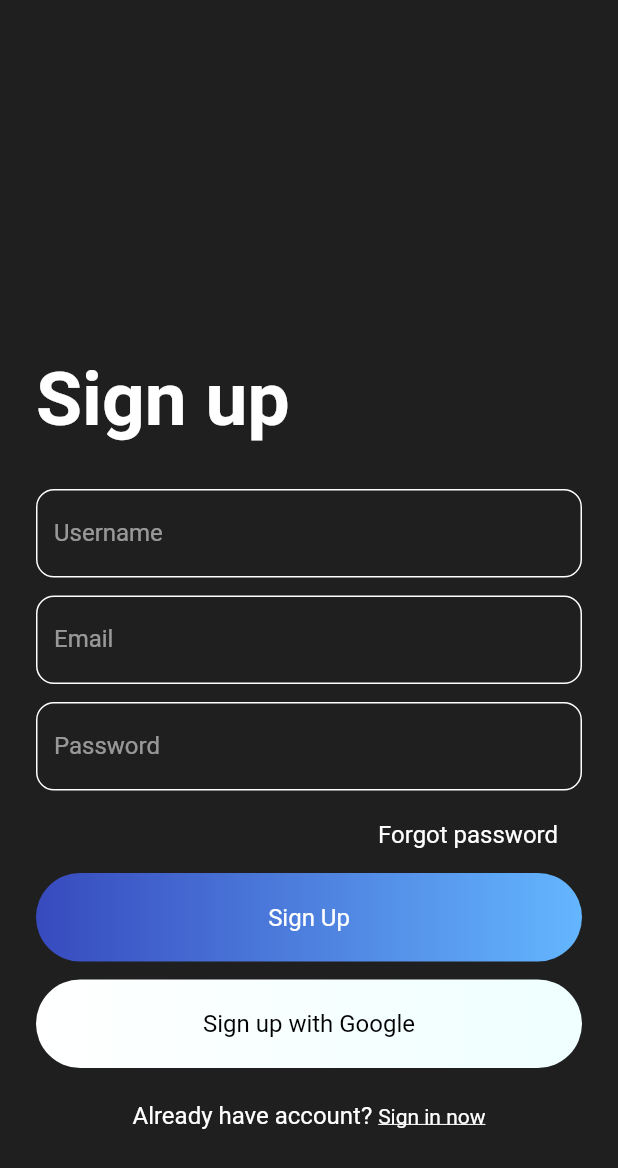
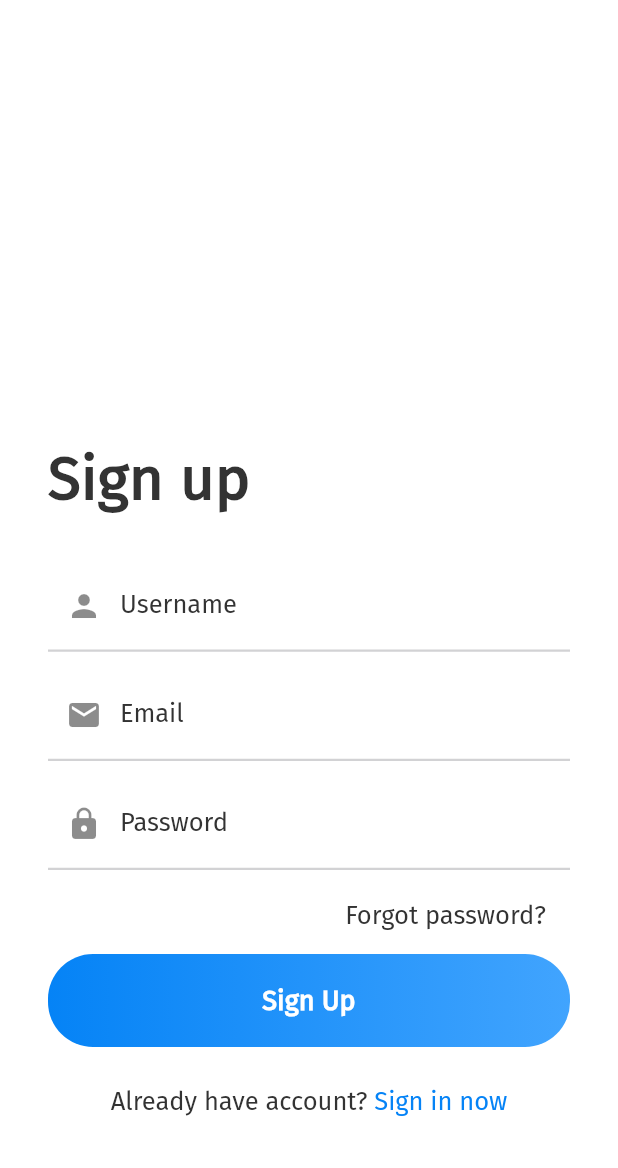
Before and after one commit to hemidvsmusayev/Chatify-firebase, a Flutter app: the screen it shows after launch, after a tap on "Sign in", after a tap on "Register now", on a phone screen of 412 x 824 dp. Shown: the top 1168 px of the screen. Run offline on Flutter 3.47's test engine with Material 2 defaults, Android fonts, the phone set to English and light mode, and no system bars; our stand-ins replace cloud_firestore, firebase_auth, shared_preferences; accounts and stored records are empty; project files that could hold a hidden picture were left out.

Commit message:
completed sign in sign up

```diff
--- a/lib/main.dart
+++ b/lib/main.dart
@@ -1,6 +1,7 @@
 import 'package:chat_app/helper/authenticate.dart';
 import 'package:chat_app/helper/helper_functions.dart';
 import 'package:chat_app/screens/chat_room.dart';
+import 'package:chat_app/shared/app_colors.dart';
 import 'package:flutter/material.dart';
 
 void main() {
@@ -34,8 +35,9 @@ class _MyAppState extends State<MyApp> {
     return MaterialApp(
       debugShowCheckedModeBanner: false,
       theme: ThemeData(
-        primaryColor: Color(0xff145c9e),
-        scaffoldBackgroundColor: Color(0xff1f1f1f),
+        primaryColor: AppColors.kScaffoldBackgroundColor,
+        fontFamily: "FiraSans",
+        scaffoldBackgroundColor: AppColors.kScaffoldBackgroundColor,
         primarySwatch: Colors.blue,
         visualDensity: VisualDensity.adaptivePlatformDensity,
       ),
--- a/lib/screens/chat_room.dart
+++ b/lib/screens/chat_room.dart
@@ -4,7 +4,9 @@ import 'package:chat_app/helper/helper_functions.dart';
 import 'package:chat_app/screens/search.dart';
 import 'package:chat_app/services/authentication.dart';
 import 'package:chat_app/services/database.dart';
+import 'package:chat_app/shared/app_colors.dart';
 import 'package:chat_app/widgets/chats_tile.dart';
+import 'package:chat_app/widgets/text_style.dart';
 import 'package:flutter/material.dart';
 
 class ChatRoom extends StatefulWidget {
@@ -28,7 +30,7 @@ class _ChatRoomState extends State<ChatRoom> {
   Widget build(BuildContext context) {
     return Scaffold(
       appBar: AppBar(
-        title: Text("Chatify"),
+        title: Text("Chatify", style: TextStyle(fontSize: 28)),
         actions: <Widget>[
           GestureDetector(
             onTap: () {
@@ -39,7 +41,8 @@ class _ChatRoomState extends State<ChatRoom> {
             },
             child: Container(
               padding: EdgeInsets.symmetric(horizontal: 16),
-              child: Icon(Icons.exit_to_app),
+              child: Icon(Icons.exit_to_app,
+                  color: AppColors.inputLineEnabledColor),
             ),
           )
         ],
--- a/lib/screens/search.dart
+++ b/lib/screens/search.dart
@@ -37,7 +37,8 @@ class _SearchScreenState extends State<SearchScreen> {
                   Expanded(
                       child: TextField(
                     controller: searchTxt,
-                    decoration: buildInputDecoration("Search users..."),
+                    decoration: buildInputDecoration(
+                        "Search users...", Icon(Icons.add)),
                   )),
                   GestureDetector(
                       onTap: initiateSearch,
--- a/lib/screens/sign_in.dart
+++ b/lib/screens/sign_in.dart
@@ -35,8 +35,8 @@ class _SignInState extends State<SignIn> {
           ? buildIndicator()
           : SingleChildScrollView(
               child: Container(
-                height: MediaQuery.of(context).size.height - 40,
-                padding: EdgeInsets.all(24),
+                height: MediaQuery.of(context).size.height - 60,
+                padding: EdgeInsets.symmetric(vertical: 12, horizontal: 32),
                 child: Column(
                   mainAxisAlignment: MainAxisAlignment.end,
                   children: <Widget>[
@@ -48,9 +48,9 @@ class _SignInState extends State<SignIn> {
                     SizedBox(height: 12),
                     Container(
                       padding:
-                          EdgeInsets.symmetric(horizontal: 16, vertical: 8),
+                      EdgeInsets.symmetric(horizontal: 16, vertical: 8),
                       alignment: Alignment.centerRight,
-                      child: Text("Forgot password", style: simpleTextStyle()),
+                      child: Text("Forgot password?", style: simpleTextStyle()),
                     ),
                     SizedBox(height: 8),
                     GestureDetector(
@@ -59,13 +59,7 @@ class _SignInState extends State<SignIn> {
                       },
                       child: buildGradientBtn(context, "Sign in"),
                     ),
-                    SizedBox(height: 12),
-                    GestureDetector(
-                      onTap: () {},
-                      child:
-                          buildWhiteGradientBtn(context, "Sign in with Google"),
-                    ),
-                    SizedBox(height: 16),
+                    SizedBox(height: 18),
                     buildBottomText()
                   ],
           ),
@@ -89,7 +83,7 @@ class _SignInState extends State<SignIn> {
               },
               controller: txtEmail,
               style: simpleTextStyle(),
-              decoration: buildInputDecoration("Email")),
+              decoration: buildInputDecoration("Email", Icon(Icons.email))),
           SizedBox(height: 12),
           TextFormField(
               obscureText: true,
@@ -98,7 +92,7 @@ class _SignInState extends State<SignIn> {
               },
               controller: txtPassword,
               style: simpleTextStyle(),
-              decoration: buildInputDecoration("Password")),
+              decoration: buildInputDecoration("Password", Icon(Icons.lock))),
         ],
       ),
     );
@@ -148,9 +142,7 @@ class _SignInState extends State<SignIn> {
             padding: EdgeInsets.symmetric(vertical: 8),
             child: Text(
               "Register now",
-              style: TextStyle(
-                  decoration: TextDecoration.underline,
-                  color: Colors.white),
+                style: blueTextStyle()
             ),
           ),
         )
--- a/lib/screens/sign_up.dart
+++ b/lib/screens/sign_up.dart
@@ -35,8 +35,8 @@ class _SignUpState extends State<SignUp> {
           ? buildIndicator()
           : SingleChildScrollView(
               child: Container(
-                height: MediaQuery.of(context).size.height - 40,
-                padding: EdgeInsets.all(24),
+                height: MediaQuery.of(context).size.height - 60,
+                padding: EdgeInsets.symmetric(vertical: 12, horizontal: 32),
                 child: Column(
                   mainAxisAlignment: MainAxisAlignment.end,
                   children: <Widget>[
@@ -48,9 +48,9 @@ class _SignUpState extends State<SignUp> {
                     SizedBox(height: 12),
                     Container(
                       padding:
-                          EdgeInsets.symmetric(horizontal: 16, vertical: 8),
+                      EdgeInsets.symmetric(horizontal: 16, vertical: 8),
                       alignment: Alignment.centerRight,
-                      child: Text("Forgot password", style: simpleTextStyle()),
+                      child: Text("Forgot password?", style: simpleTextStyle()),
                     ),
                     SizedBox(height: 8),
                     GestureDetector(
@@ -58,13 +58,7 @@ class _SignUpState extends State<SignUp> {
                           signUp();
                         },
                         child: buildGradientBtn(context, "Sign Up")),
-                    SizedBox(height: 12),
-                    GestureDetector(
-                      onTap: () {},
-                      child:
-                          buildWhiteGradientBtn(context, "Sign up with Google"),
-                    ),
-                    SizedBox(height: 16),
+                    SizedBox(height: 18),
                     buildBottomText()
                   ],
                 ),
@@ -84,7 +78,7 @@ class _SignUpState extends State<SignUp> {
                 return validateName(val);
               },
               style: simpleTextStyle(),
-              decoration: buildInputDecoration("Username")),
+              decoration: buildInputDecoration("Username", Icon(Icons.person))),
           SizedBox(height: 12),
           TextFormField(
               controller: txtEmail,
@@ -92,7 +86,7 @@ class _SignUpState extends State<SignUp> {
                 return validateEmail(val);
               },
               style: simpleTextStyle(),
-              decoration: buildInputDecoration("Email")),
+              decoration: buildInputDecoration("Email", Icon(Icons.mail))),
           SizedBox(height: 12),
           TextFormField(
               controller: txtPassword,
@@ -101,7 +95,7 @@ class _SignUpState extends State<SignUp> {
                 return validatePassword(val);
               },
               style: simpleTextStyle(),
-              decoration: buildInputDecoration("Password")),
+              decoration: buildInputDecoration("Password", Icon(Icons.lock))),
         ],
       ),
     );
@@ -146,8 +140,7 @@ class _SignUpState extends State<SignUp> {
             padding: EdgeInsets.symmetric(vertical: 8),
             child: Text(
               "Sign in now",
-              style: TextStyle(
-                  decoration: TextDecoration.underline, color: Colors.white),
+              style: blueTextStyle(),
             ),
           ),
         )
--- /dev/null
+++ b/lib/shared/app_colors.dart
@@ -0,0 +1,18 @@
+import 'package:flutter/material.dart';
+
+class AppColors {
+  AppColors._();
+
+  static const kHandyTextColor = const Color(0xFF3F3D56);
+  static const kPrimaryColor = const Color(0xFFC2D8FF);
+  static const kScaffoldBackgroundColor = Colors.white;
+
+  //! ---------------------------------------------------------------------
+
+  static const gradientButtonFirstColor = Color.fromRGBO(5, 131, 246, 1);
+  static const gradientButtonSecondColor = Color.fromRGBO(65, 164, 254, 1);
+  static const inputLineEnabledColor = Color.fromRGBO(210, 210, 212, 1);
+  static const inputLineFocusedColor = Color.fromRGBO(27, 142, 246, 1);
+  static const inputLineErrorColor = Colors.red;
+  static const inputLineHintColor = Color.fromRGBO(51, 51, 51, 1);
+}
--- a/lib/widgets/gradient_button.dart
+++ b/lib/widgets/gradient_button.dart
@@ -1,3 +1,4 @@
+import 'package:chat_app/shared/app_colors.dart';
 import 'package:chat_app/widgets/text_style.dart';
 import 'package:flutter/material.dart';
 
@@ -8,21 +9,10 @@ Container buildGradientBtn(BuildContext context, String btnText) {
     padding: EdgeInsets.symmetric(vertical: 20),
     decoration: BoxDecoration(
         gradient: LinearGradient(
-          colors: [Color(0xff374ABE), Color(0xff64B6FF)],
-        ),
-        borderRadius: BorderRadius.circular(30)),
-    child: Text(btnText, style: simpleTextStyle()),
-  );
-}
-
-Container buildWhiteGradientBtn(BuildContext context, String btnText) {
-  return Container(
-    alignment: Alignment.center,
-    width: MediaQuery.of(context).size.width,
-    padding: EdgeInsets.symmetric(vertical: 20),
-    decoration: BoxDecoration(
-        gradient: LinearGradient(
-          colors: [Color(0xffffffff), Color(0xffefffff)],
+          colors: [
+            AppColors.gradientButtonFirstColor,
+            AppColors.gradientButtonSecondColor
+          ],
         ),
         borderRadius: BorderRadius.circular(30)),
     child: Text(btnText, style: mediumTextStyle()),
--- a/lib/widgets/input_decoration.dart
+++ b/lib/widgets/input_decoration.dart
@@ -1,20 +1,22 @@
+import 'package:chat_app/shared/app_colors.dart';
 import 'package:flutter/material.dart';
 
-InputDecoration buildInputDecoration(String hintTxt){
+InputDecoration buildInputDecoration(String hintTxt, Icon iconData) {
   return InputDecoration(
+    prefixIcon: iconData,
     labelText: hintTxt,
-    labelStyle: TextStyle(color: Colors.white54),
-    focusedBorder: OutlineInputBorder(
-        borderRadius: BorderRadius.all(Radius.circular(12)),
-        borderSide: BorderSide(color: Colors.blue)),
-    enabledBorder: OutlineInputBorder(
-        borderRadius: BorderRadius.all(Radius.circular(12)),
-        borderSide: BorderSide(color: Colors.white)),
-    errorBorder: OutlineInputBorder(
-        borderRadius: BorderRadius.all(Radius.circular(12)),
-        borderSide: BorderSide(color: Colors.red)),
-    focusedErrorBorder: OutlineInputBorder(
-        borderRadius: BorderRadius.all(Radius.circular(12)),
-        borderSide: BorderSide(color: Colors.red)),
+    labelStyle: TextStyle(color: AppColors.inputLineHintColor),
+    focusedBorder: UnderlineInputBorder(
+        borderSide:
+            BorderSide(width: 1.5, color: AppColors.inputLineFocusedColor)),
+    enabledBorder: UnderlineInputBorder(
+        borderSide:
+            BorderSide(width: 1.5, color: AppColors.inputLineEnabledColor)),
+    errorBorder: UnderlineInputBorder(
+        borderSide:
+            BorderSide(width: 1.5, color: AppColors.inputLineErrorColor)),
+    focusedErrorBorder: UnderlineInputBorder(
+        borderSide:
+            BorderSide(width: 1.5, color: AppColors.inputLineErrorColor)),
   );
 }
--- a/lib/widgets/text_style.dart
+++ b/lib/widgets/text_style.dart
@@ -1,13 +1,22 @@
+import 'package:chat_app/shared/app_colors.dart';
 import 'package:flutter/material.dart';
 
-TextStyle simpleTextStyle(){
-  return TextStyle(color: Colors.white, fontSize: 16);
+TextStyle simpleTextStyle() {
+  return TextStyle(color: AppColors.inputLineHintColor, fontSize: 17);
 }
 
-TextStyle mediumTextStyle(){
-  return TextStyle(color: Colors.black, fontSize: 16);
+TextStyle mediumTextStyle() {
+  return TextStyle(
+      color: Colors.white, fontSize: 18, fontWeight: FontWeight.bold);
 }
 
-TextStyle largeTextStyle(){
-  return TextStyle(color: Colors.white, fontSize: 50, fontWeight: FontWeight.bold);
+TextStyle largeTextStyle() {
+  return TextStyle(
+      color: AppColors.inputLineHintColor,
+      fontSize: 40,
+      fontWeight: FontWeight.bold);
 }
+
+TextStyle blueTextStyle() {
+  return TextStyle(color: AppColors.gradientButtonFirstColor, fontSize: 17);
+}
```
Also changed, not shown: pubspec.yaml (+5 -11 lines), assets/fonts/FiraSans-Medium.ttf (added), assets/fonts/FiraSans-Regular.ttf (added).
